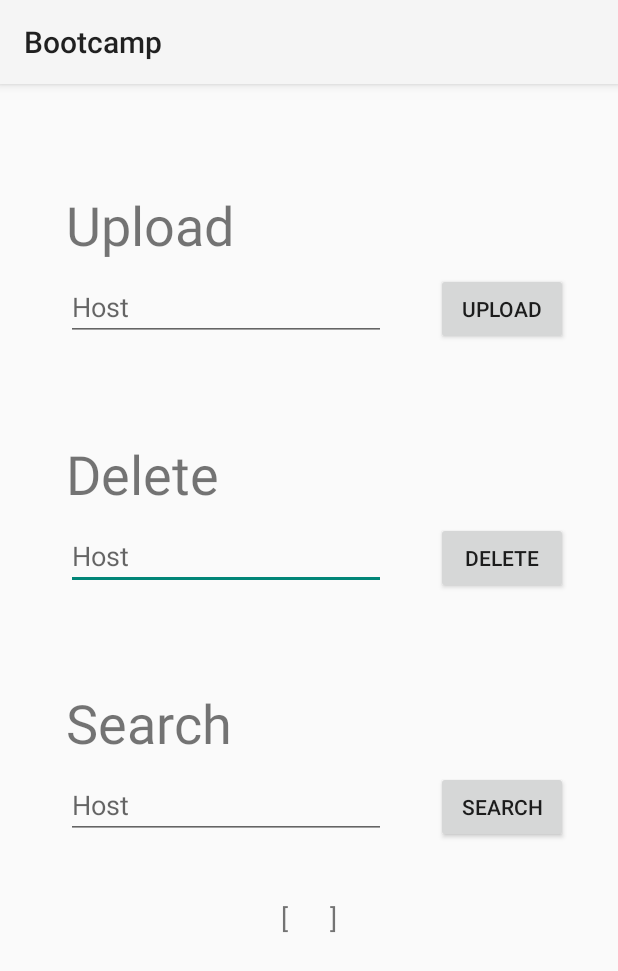
After one commit to Walfar/movemeet, an Android app: the BackendActivityManagerDemo screen opened directly, with no data from a screen before it, on a phone screen of 412 x 824 dp. The commit adds this screen. Shown: the top 971 px of the screen. Run offline under Robolectric (Android 15) with nearby library versions, the phone set to English and light mode, and no system bars; our stand-ins replace Firebase (no records; nobody signed in at launch, a user with empty details on screens opened directly).

Commit message:
Added demo activity with test

```diff
--- a/app/src/main/AndroidManifest.xml
+++ b/app/src/main/AndroidManifest.xml
@@ -9,7 +9,8 @@
         android:roundIcon="@mipmap/ic_launcher_round"
         android:supportsRtl="true"
         android:theme="@style/Theme.Bootcamp">
-        <activity android:name="com.sdp.movemeet.Backend.BackendActivityManagerDebug"></activity>
+        <activity android:name="com.sdp.movemeet.Backend.BackendActivityManagerDemo"></activity>
+        <activity android:name="com.sdp.movemeet.Backend.BackendActivityManagerDebug" />
         <activity
             android:name="com.sdp.movemeet.GreetingActivity"
             android:parentActivityName="com.sdp.movemeet.MainActivity">
--- a/app/src/main/java/com/sdp/movemeet/MainActivity.java
+++ b/app/src/main/java/com/sdp/movemeet/MainActivity.java
@@ -7,6 +7,7 @@ import android.widget.EditText;
 
 import androidx.appcompat.app.AppCompatActivity;
 
+import com.sdp.movemeet.Backend.BackendActivityManagerDemo;
 import com.sdp.movemeet.bootcamp.R;
 
 public class MainActivity extends AppCompatActivity {
@@ -28,4 +29,9 @@ public class MainActivity extends AppCompatActivity {
         intent.putExtra(EXTRA_MESSAGE, message);
         startActivity(intent);
     }
+
+    public void goToFirebaseDebug(View view) {
+        Intent intent = new Intent(this, BackendActivityManagerDemo.class);
+        startActivity(intent);
+    }
 }
--- /dev/null
+++ b/app/src/main/res/layout/activity_backend_manager_demo.xml
@@ -0,0 +1,120 @@
+<?xml version="1.0" encoding="utf-8"?>
+<androidx.constraintlayout.widget.ConstraintLayout xmlns:android="http://schemas.android.com/apk/res/android"
+    xmlns:app="http://schemas.android.com/apk/res-auto"
+    xmlns:tools="http://schemas.android.com/tools"
+    android:layout_width="match_parent"
+    android:layout_height="match_parent"
+    tools:context="com.sdp.movemeet.Backend.BackendActivityManagerDemo">
+
+    <Button
+        android:id="@+id/deleteButton"
+        android:layout_width="wrap_content"
+        android:layout_height="wrap_content"
+        android:onClick="deleteActivity"
+        android:text="Delete"
+        app:layout_constraintEnd_toEndOf="parent"
+        app:layout_constraintStart_toEndOf="@+id/editHostDelete"
+        app:layout_constraintTop_toTopOf="@+id/editHostDelete" />
+
+    <TextView
+        android:id="@+id/deleteText"
+        android:layout_width="wrap_content"
+        android:layout_height="wrap_content"
+        android:layout_marginTop="64dp"
+        android:text="Delete"
+        android:textSize="36sp"
+        app:layout_constraintEnd_toEndOf="parent"
+        app:layout_constraintHorizontal_bias="0.0"
+        app:layout_constraintStart_toStartOf="@+id/editHostUpload"
+        app:layout_constraintTop_toBottomOf="@+id/editHostUpload" />
+
+    <TextView
+        android:id="@+id/searchText"
+        android:layout_width="wrap_content"
+        android:layout_height="wrap_content"
+        android:layout_marginTop="64dp"
+        android:text="Search"
+        android:textSize="36sp"
+        app:layout_constraintEnd_toEndOf="parent"
+        app:layout_constraintHorizontal_bias="0.0"
+        app:layout_constraintStart_toStartOf="@+id/editHostDelete"
+        app:layout_constraintTop_toBottomOf="@+id/editHostDelete" />
+
+    <EditText
+        android:id="@+id/editHostDelete"
+        android:layout_width="wrap_content"
+        android:layout_height="wrap_content"
+        android:layout_marginTop="8dp"
+        android:ems="10"
+        android:hint="Host"
+        android:inputType="textPersonName"
+        app:layout_constraintStart_toStartOf="@+id/deleteText"
+        app:layout_constraintTop_toBottomOf="@+id/deleteText" />
+
+    <TextView
+        android:id="@+id/uploadText"
+        android:layout_width="wrap_content"
+        android:layout_height="wrap_content"
+        android:text="Upload"
+        android:textSize="36sp"
+        app:layout_constraintBottom_toBottomOf="parent"
+        app:layout_constraintEnd_toEndOf="parent"
+        app:layout_constraintHorizontal_bias="0.147"
+        app:layout_constraintStart_toStartOf="parent"
+        app:layout_constraintTop_toTopOf="parent"
+        app:layout_constraintVertical_bias="0.096" />
+
+    <EditText
+        android:id="@+id/editHostSearch"
+        android:layout_width="wrap_content"
+        android:layout_height="wrap_content"
+        android:layout_marginTop="8dp"
+        android:ems="10"
+        android:hint="Host"
+        android:inputType="textPersonName"
+        app:layout_constraintStart_toStartOf="@+id/searchText"
+        app:layout_constraintTop_toBottomOf="@+id/searchText" />
+
+    <EditText
+        android:id="@+id/editHostUpload"
+        android:layout_width="wrap_content"
+        android:layout_height="wrap_content"
+        android:layout_marginTop="8dp"
+        android:ems="10"
+        android:hint="Host"
+        android:inputType="textPersonName"
+        app:layout_constraintStart_toStartOf="@+id/uploadText"
+        app:layout_constraintTop_toBottomOf="@+id/uploadText" />
+
+    <TextView
+        android:id="@+id/searchResult"
+        android:layout_width="wrap_content"
+        android:layout_height="wrap_content"
+        android:layout_marginTop="40dp"
+        android:text="[      ]"
+        android:textSize="18sp"
+        app:layout_constraintEnd_toEndOf="parent"
+        app:layout_constraintStart_toStartOf="parent"
+        app:layout_constraintTop_toBottomOf="@+id/editHostSearch" />
+
+    <Button
+        android:id="@+id/uploadButton"
+        android:layout_width="wrap_content"
+        android:layout_height="wrap_content"
+        android:onClick="uploadActivity"
+        android:text="Upload"
+        app:layout_constraintEnd_toEndOf="parent"
+        app:layout_constraintStart_toEndOf="@+id/editHostUpload"
+        app:layout_constraintTop_toTopOf="@+id/editHostUpload" />
+
+    <Button
+        android:id="@+id/searchButton"
+        android:layout_width="wrap_content"
+        android:layout_height="wrap_content"
+        android:onClick="searchActivity"
+        android:text="Search"
+        app:layout_constraintEnd_toEndOf="parent"
+        app:layout_constraintStart_toEndOf="@+id/editHostSearch"
+        app:layout_constraintTop_toTopOf="@+id/editHostSearch" />
+
+</androidx.constraintlayout.widget.ConstraintLayout>
```
Also changed, not shown: app/src/main/java/com/sdp/movemeet/Backend/BackendActivityManagerDemo.java (added, +139 -0 lines), app/src/main/res/layout/activity_main.xml (+11 -0 lines), 2 other files.
